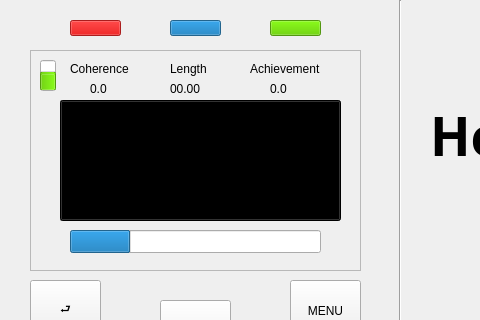
Qt form HeartWave/mainwindow.ui (rosali2003/3004-group-project) before a commit; both pictures show x 0 to 480 and y 0 to 320 of the 800 by 600 pixel window.
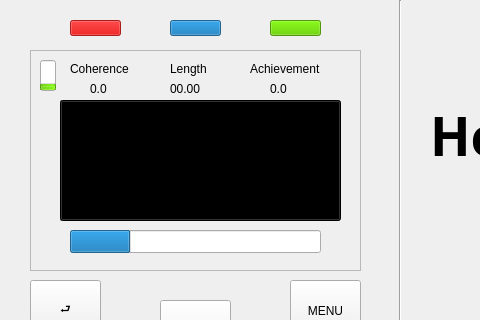
The same form after that commit. Icons and pictures are not drawn. Custom widgets are drawn as their Qt base class.

What changed in the file:
```diff
--- a/HeartWave/mainwindow.ui
+++ b/HeartWave/mainwindow.ui
@@ -170,7 +170,7 @@
       </palette>
      </property>
      <property name="value">
-      <number>50</number>
+      <number>10</number>
      </property>
      <property name="textVisible">
       <bool>false</bool>
```
